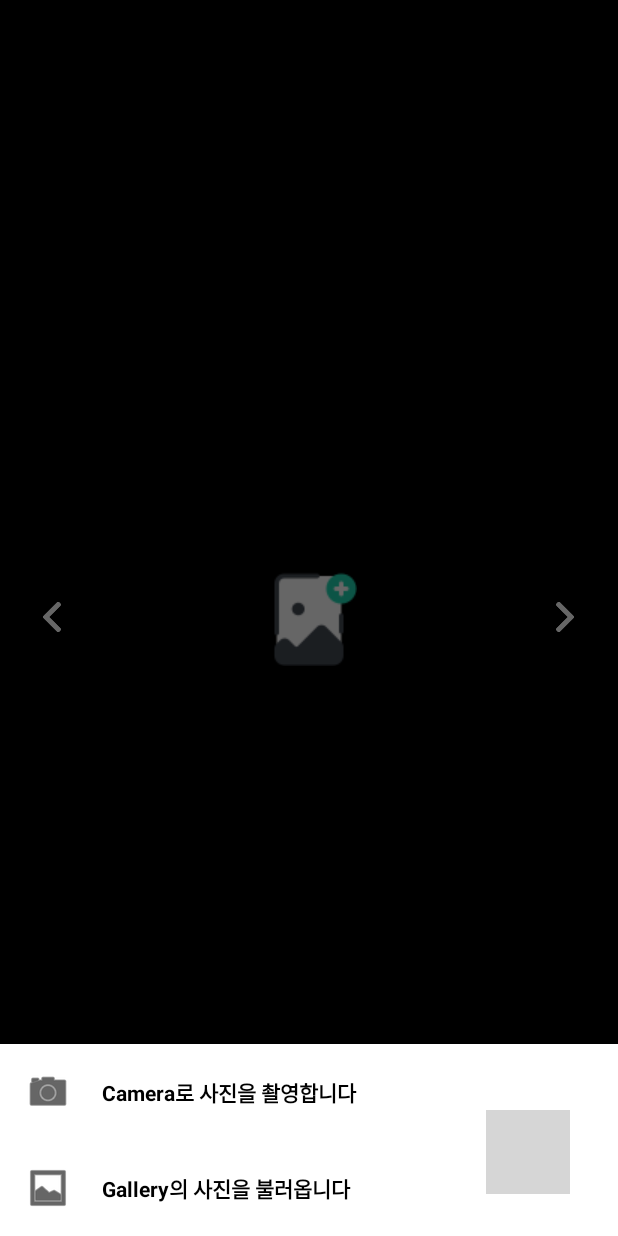
After one commit to SwimingKim/ArtisticPictureMaker, an Android app: the fragment BottomSheetDialog placed in its activity, on a phone screen of 412 x 824 dp. The commit adds this screen. Run offline under Robolectric (Android 15) with nearby library versions, the phone set to English and light mode, and no system bars; 1 statement that could not run was skipped; grey boxes are pictures that could not be loaded.

Commit message:
중간 저장

```diff
--- /dev/null
+++ b/app/src/main/java/com/devskim/apw/fragment/BottomSheetDialog.kt
@@ -0,0 +1,44 @@
+package com.devskim.apw.fragment
+
+import android.os.Bundle
+import android.support.design.widget.BottomSheetDialogFragment
+import android.view.LayoutInflater
+import android.view.View
+import android.view.ViewGroup
+import com.devskim.apw.R
+import kotlinx.android.synthetic.main.layout_dialog.*
+
+class BottomSheetDialog : BottomSheetDialogFragment() {
+
+
+    interface UploadChooserNotifierInterface {
+        fun camerOnClik()
+        fun galleryOnClick()
+    }
+
+    var uploadChooserNotifierInterface: UploadChooserNotifierInterface? = null
+    fun addNotifier(listener: UploadChooserNotifierInterface) {
+        uploadChooserNotifierInterface = listener
+    }
+
+    override fun onCreateView(inflater: LayoutInflater, container: ViewGroup?, savedInstanceState: Bundle?): View? {
+        return inflater.inflate(R.layout.layout_dialog, container, false)
+    }
+
+    override fun onActivityCreated(savedInstanceState: Bundle?) {
+        super.onActivityCreated(savedInstanceState)
+
+        setupListener()
+    }
+
+    private fun setupListener() {
+        upload_camera.setOnClickListener {
+            uploadChooserNotifierInterface?.camerOnClik()
+        }
+        upload_gallery.setOnClickListener {
+            uploadChooserNotifierInterface?.galleryOnClick()
+        }
+    }
+
+
+}
--- a/app/src/main/res/layout/activity_main.xml
+++ b/app/src/main/res/layout/activity_main.xml
@@ -16,7 +16,7 @@
         app:fabAlignmentMode="end" />
 
     <android.support.design.widget.FloatingActionButton
-        android:id="@+id/setWallpaper"
+        android:id="@+id/bt_share"
         android:layout_width="wrap_content"
         android:layout_height="wrap_content"
         android:src="@drawable/share"
--- /dev/null
+++ b/app/src/main/res/layout/layout_dialog.xml
@@ -0,0 +1,58 @@
+<?xml version="1.0" encoding="utf-8"?>
+<LinearLayout xmlns:android="http://schemas.android.com/apk/res/android"
+    android:layout_width="match_parent"
+    android:layout_height="match_parent"
+    android:orientation="vertical">
+
+    <LinearLayout
+        android:id="@+id/upload_camera"
+        android:layout_width="match_parent"
+        android:layout_height="wrap_content"
+        android:layout_margin="@dimen/content_padding"
+        android:orientation="horizontal">
+
+        <ImageView
+            android:layout_width="wrap_content"
+            android:layout_height="wrap_content"
+            android:src="@android:drawable/ic_menu_camera"
+            android:tint="#000000" />
+
+        <TextView
+            android:layout_width="match_parent"
+            android:layout_height="wrap_content"
+            android:layout_gravity="center_vertical"
+            android:layout_marginLeft="20dp"
+            android:text="Camera로 사진을 촬영합니다"
+            android:textColor="@color/black"
+            android:textSize="@dimen/text_size"
+            android:textStyle="bold" />
+
+    </LinearLayout>
+
+
+    <LinearLayout
+        android:id="@+id/upload_gallery"
+        android:layout_width="match_parent"
+        android:layout_height="wrap_content"
+        android:layout_margin="@dimen/content_padding"
+        android:orientation="horizontal">
+
+        <ImageView
+            android:layout_width="wrap_content"
+            android:layout_height="wrap_content"
+            android:src="@android:drawable/ic_menu_gallery"
+            android:tint="#000000" />
+
+        <TextView
+            android:layout_width="match_parent"
+            android:layout_height="wrap_content"
+            android:layout_gravity="center_vertical"
+            android:layout_marginLeft="20dp"
+            android:text="Gallery의 사진을 불러옵니다"
+            android:textColor="@color/black"
+            android:textSize="@dimen/text_size"
+            android:textStyle="bold" />
+
+    </LinearLayout>
+
+</LinearLayout>
--- a/app/src/main/res/layout/layout_main.xml
+++ b/app/src/main/res/layout/layout_main.xml
@@ -1,7 +1,8 @@
 <?xml version="1.0" encoding="utf-8"?>
 <RelativeLayout xmlns:android="http://schemas.android.com/apk/res/android"
     android:layout_width="match_parent"
-    android:layout_height="match_parent">
+    android:layout_height="match_parent"
+    android:background="#000000">
 
 
     <android.support.v4.view.ViewPager
@@ -9,21 +10,46 @@
         android:layout_width="match_parent"
         android:layout_height="match_parent" />
 
-    <Button
-        android:layout_width="20dp"
-        android:layout_height="20dp"
+    <LinearLayout
+        android:id="@+id/bt_prev"
+        android:layout_width="50dp"
+        android:layout_height="50dp"
         android:layout_centerVertical="true"
-        android:layout_margin="10dp"
-        android:background="@drawable/arrow"
-        android:scaleX="-1" />
+        android:layout_marginLeft="10dp"
+        android:background="#00ffffff"
+        android:gravity="center">
 
-    <Button
-        android:layout_width="20dp"
-        android:layout_height="20dp"
+        <Button
+            android:layout_width="20dp"
+            android:layout_height="20dp"
+            android:background="@drawable/arrow"
+            android:scaleX="-1" />
+
+    </LinearLayout>
+
+    <LinearLayout
+        android:id="@+id/bt_next"
+        android:layout_width="50dp"
+        android:layout_height="50dp"
         android:layout_alignParentRight="true"
         android:layout_centerVertical="true"
         android:layout_marginRight="10dp"
-        android:background="@drawable/arrow" />
+        android:background="#00ffffff"
+        android:gravity="center">
+
+        <Button
+            android:layout_width="20dp"
+            android:layout_height="20dp"
+            android:background="@drawable/arrow" />
+
+    </LinearLayout>
+
+    <ImageView
+        android:id="@+id/iv_preview_image"
+        android:layout_width="64dp"
+        android:layout_height="64dp"
+        android:layout_centerInParent="true"
+        android:src="@drawable/add" />
 
     <ImageView
         android:id="@+id/iv_selected_picture"
@@ -31,5 +57,13 @@
         android:layout_height="256dp"
         android:layout_centerInParent="true" />
 
+    <ProgressBar
+        android:id="@+id/pb_converting"
+        android:layout_width="wrap_content"
+        android:layout_height="wrap_content"
+        android:layout_centerInParent="true"
+        android:indeterminate="true"
+        android:visibility="gone" />
+
 
 </RelativeLayout>
--- a/app/src/main/res/values/colors.xml
+++ b/app/src/main/res/values/colors.xml
@@ -7,4 +7,6 @@
     <color name="white">#ffffff</color>
     <color name="black">#000000</color>
 
+    <color name="border_color">#3f55a6</color>
+
 </resources>
```
Also changed, not shown: app/src/main/java/com/devskim/apw/BitmapManager.java (+34 -9 lines), app/src/main/java/com/devskim/apw/MainActivity.kt (+148 -23 lines), app/src/main/res/values/dimens.xml (added, +11 -0 lines), app/src/main/res/drawable/add.png (added).
